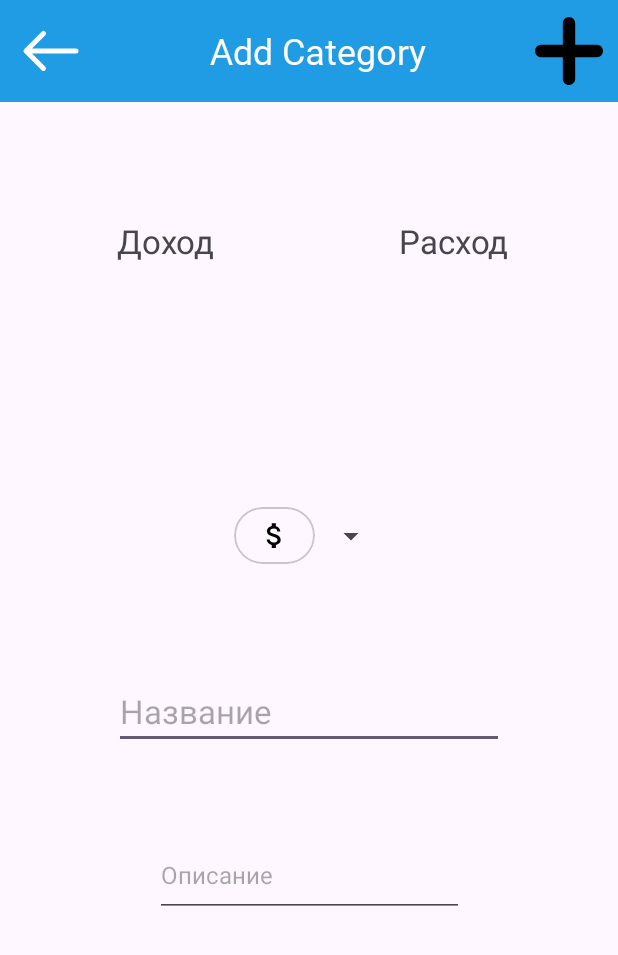
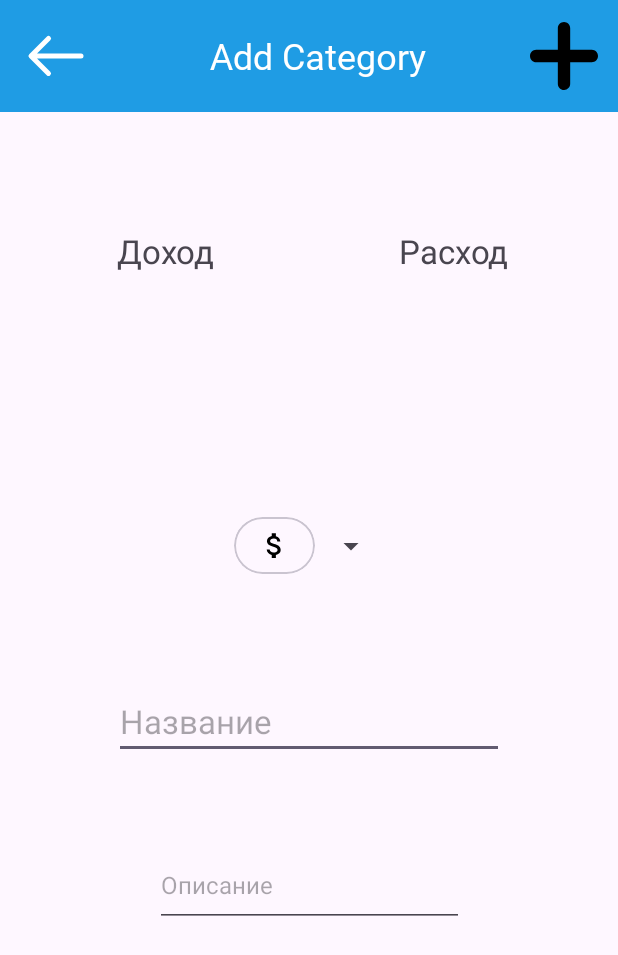
Before and after one commit to MATTOROW/LookToMoney, an Android app: the fragment AddCategoryFragment shown on its own in the app's theme, after a tap on an icon or button, on a phone screen of 412 x 824 dp. Shown: the top 955 px of the screen. Run offline under Robolectric (Android 15) with nearby library versions, the light colour scheme and no system bars.

Commit message:
Небольшой рефакторинг кода

```diff
--- a/app/src/main/java/ru/itis/looktomoney/fragments/accounts/CreateNewAccountFragment.kt
+++ b/app/src/main/java/ru/itis/looktomoney/fragments/accounts/CreateNewAccountFragment.kt
@@ -48,7 +48,7 @@ class CreateNewAccountFragment : Fragment(R.layout.fragment_create_new_account)
 
             spinnerIconWallet.onItemSelectedListener = itemIconSelected
 
-            confirmationButton.setOnClickListener {
+            btnAccConfirm.setOnClickListener {
                 var text = inputAccName.text.toString()
                 var numb : Double= -1.0
                 try{
--- a/app/src/main/java/ru/itis/looktomoney/fragments/categories/AddCategoryFragment.kt
+++ b/app/src/main/java/ru/itis/looktomoney/fragments/categories/AddCategoryFragment.kt
@@ -35,7 +35,7 @@ class AddCategoryFragment : Fragment(R.layout.fragment_add_category) {
 
             var polz_icon = -1
 
-            spinner.adapter = IconSpinnerAdapter(requireContext(), Icons.list)
+            spinnerCatIcon.adapter = IconSpinnerAdapter(requireContext(), Icons.list)
             var db = DB_category_Helper(this.root.context, null)
 
             val itemSelectedListener: AdapterView.OnItemSelectedListener =
@@ -54,7 +54,7 @@ class AddCategoryFragment : Fragment(R.layout.fragment_add_category) {
                     override fun onNothingSelected(parent: AdapterView<*>?) {
                     }
                 }
-            spinner.onItemSelectedListener = itemSelectedListener
+            spinnerCatIcon.onItemSelectedListener = itemSelectedListener
 
             choiceInputInCat.setOnClickListener{
                 polz_choice = 0
@@ -70,9 +70,9 @@ class AddCategoryFragment : Fragment(R.layout.fragment_add_category) {
 
 
             btnCategoryConfirm.setOnClickListener {
-                var text = polzName.text.toString()
+                var text = etCatName.text.toString()
 
-                var desk = polzDesk.text.toString()
+                var desk = etCatDesc.text.toString()
 
 
                 if (text == "" || polz_choice == -1 || polz_icon == -1){
--- a/app/src/main/res/layout/fragment_add_category.xml
+++ b/app/src/main/res/layout/fragment_add_category.xml
@@ -13,7 +13,7 @@
         android:background="@color/medium_blue"
         android:gravity="center"
         android:orientation="horizontal"
-        android:padding="10dp"
+        android:padding="13dp"
         app:layout_constraintEnd_toEndOf="parent"
         app:layout_constraintStart_toStartOf="parent"
         app:layout_constraintTop_toTopOf="parent">
@@ -82,7 +82,7 @@
     </LinearLayout>
 
     <EditText
-        android:id="@+id/polz_name"
+        android:id="@+id/etCatName"
         android:layout_width="wrap_content"
         android:layout_height="wrap_content"
         android:layout_marginTop="68dp"
@@ -92,10 +92,10 @@
         android:textSize="22sp"
         app:layout_constraintEnd_toEndOf="parent"
         app:layout_constraintStart_toStartOf="parent"
-        app:layout_constraintTop_toBottomOf="@+id/spinner" />
+        app:layout_constraintTop_toBottomOf="@+id/spinner_catIcon" />
 
     <EditText
-        android:id="@+id/polz_desk"
+        android:id="@+id/etCatDesc"
         android:layout_width="206dp"
         android:layout_height="56dp"
         android:layout_marginTop="56dp"
@@ -105,11 +105,11 @@
         android:textSize="16sp"
         app:layout_constraintEnd_toEndOf="parent"
         app:layout_constraintStart_toStartOf="parent"
-        app:layout_constraintTop_toBottomOf="@+id/polz_name" />
+        app:layout_constraintTop_toBottomOf="@+id/etCatName" />
 
 
     <Spinner
-        android:id="@+id/spinner"
+        android:id="@+id/spinner_catIcon"
         android:layout_width="wrap_content"
         android:layout_height="wrap_content"
         android:layout_marginStart="2dp"
--- a/app/src/main/res/layout/fragment_categories_container.xml
+++ b/app/src/main/res/layout/fragment_categories_container.xml
@@ -7,7 +7,7 @@
     tools:context=".fragments.categories.CategoriesContainerFragment" >
 
     <androidx.fragment.app.FragmentContainerView
-        android:id="@+id/fragmentContainerView"
+        android:id="@+id/convCategories"
         android:name="androidx.navigation.fragment.NavHostFragment"
         android:layout_width="match_parent"
         android:layout_height="match_parent"
--- a/app/src/main/res/layout/fragment_changes_container.xml
+++ b/app/src/main/res/layout/fragment_changes_container.xml
@@ -7,7 +7,7 @@
     tools:context=".fragments.changes.ChangesContainerFragment" >
 
     <androidx.fragment.app.FragmentContainerView
-        android:id="@+id/fragmentContainerView2"
+        android:id="@+id/convChanges"
         android:name="androidx.navigation.fragment.NavHostFragment"
         android:layout_width="match_parent"
         android:layout_height="match_parent"
--- a/app/src/main/res/layout/fragment_create_new_account.xml
+++ b/app/src/main/res/layout/fragment_create_new_account.xml
@@ -41,7 +41,7 @@
             android:textSize="24sp" />
 
         <ImageView
-            android:id="@+id/confirmation_button"
+            android:id="@+id/btnAccConfirm"
             android:layout_width="wrap_content"
             android:layout_height="wrap_content"
             android:layout_weight="0"
```
Also changed, not shown: app/src/main/java/ru/itis/looktomoney/fragments/changes/AddChangeFragment.kt (+13 -13 lines), app/src/main/res/layout/fragment_add_change.xml (+6 -6 lines).
